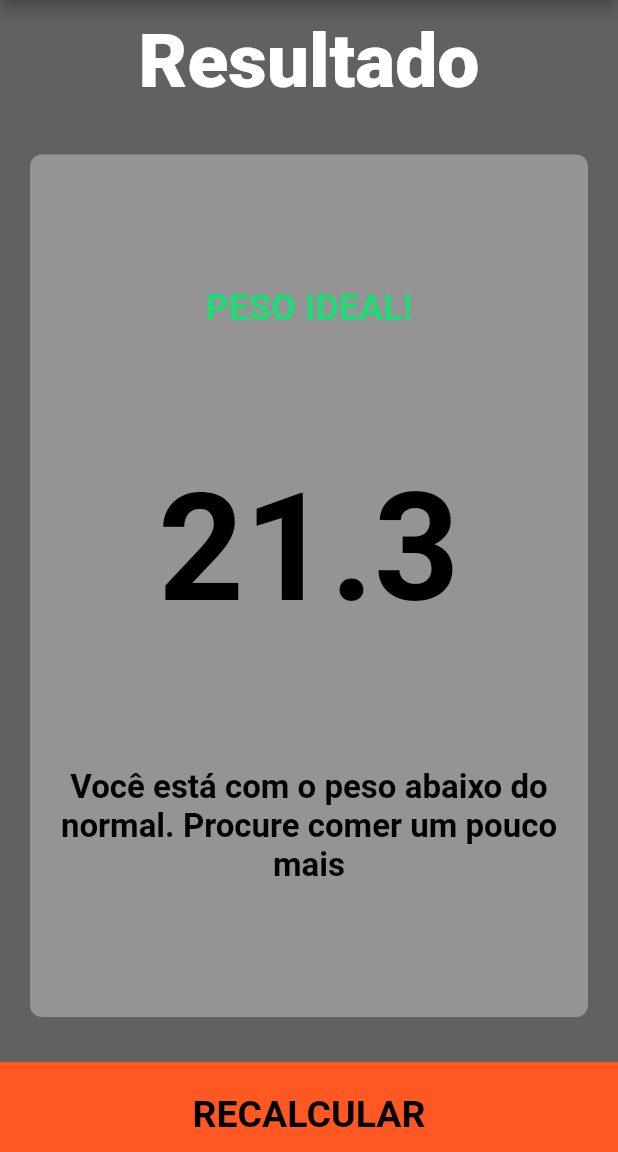
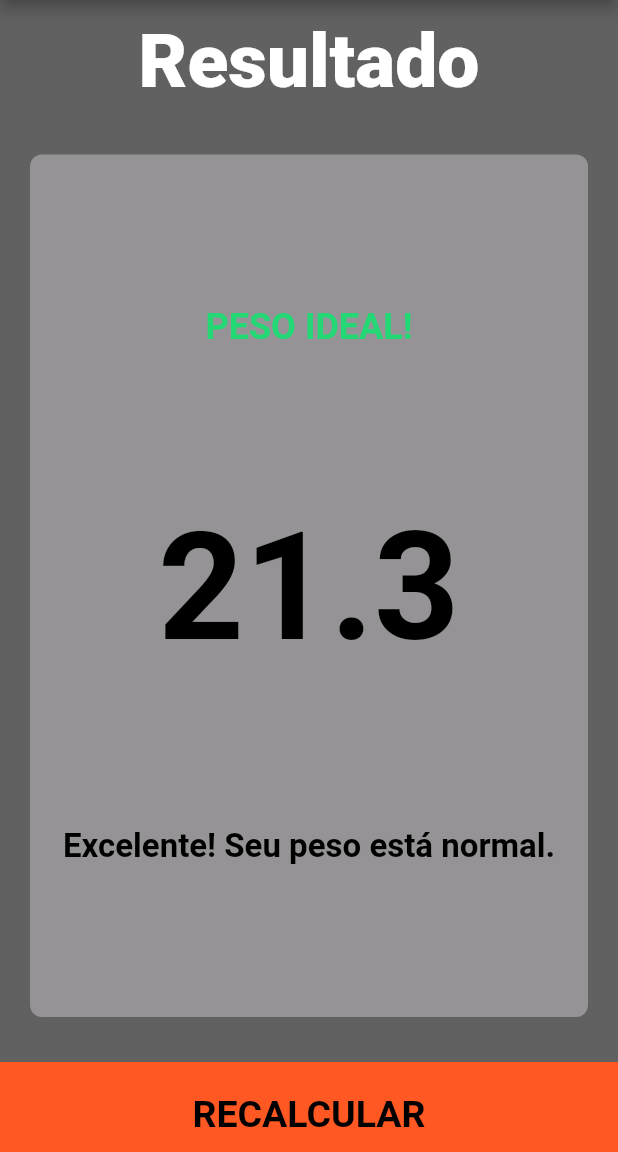
Before and after one commit to rafaeltutu/calculadora_imc, a Flutter app: the screen it shows after launch, after a tap on "CALCULAR", on a phone screen of 412 x 824 dp, the part 84-1236 px from its top. Run offline on Flutter 3.47's test engine with Material 2 defaults, Android fonts, the phone set to English and light mode, and no system bars; our stand-ins replace font_awesome_flutter.

Commit message:
final commit

```diff
--- a/lib/Home.dart
+++ b/lib/Home.dart
@@ -221,9 +221,10 @@ class _HomeState extends State<Home> {
                 Navigator.push(
                   context,
                   MaterialPageRoute(builder: (context) => TelaResultados(
-                    interpretacao: calc.obterInterpretacao(),
+
                     resultadoImc: calc.calculaImc(),
                     resultadoTexto: calc.obterResultado(),
+                    interpretacao: calc.obterInterpretacao(),
 
                   )),
                 );
--- a/lib/calculadora_imc.dart
+++ b/lib/calculadora_imc.dart
@@ -15,7 +15,7 @@ class CalculadoraImc {
   }
 
   String obterResultado (){
-    if(_imc >=25){
+    if(_imc >=25.0){
      return 'Acima do peso!';
     }else if(_imc >18.5){
       return 'Peso Ideal!';
@@ -25,12 +25,12 @@ class CalculadoraImc {
   }
 
   String obterInterpretacao(){
-    if (_imc >= 25) {
-      return 'Você está com o peso acima do normal. Tente se execitar mais.';
+    if(_imc >= 25.0) {
+      return 'Você está com o peso acima do normal.';
     } else if (_imc > 18.5) {
-      return 'Excelente! Seu peso está normal';
-    } else {
-      return 'Você está com o peso abaixo do normal. Procure comer um pouco mais';
+      return 'Excelente! Seu peso está normal.';
+    } else{
+      return 'Você está com o peso abaixo do normal.';
     }
   }
 }
```
